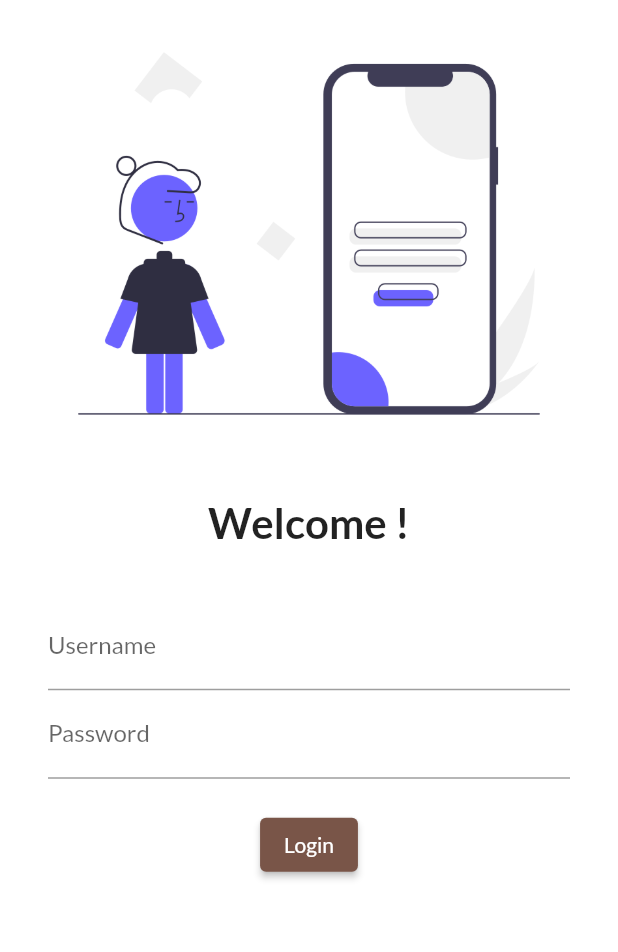
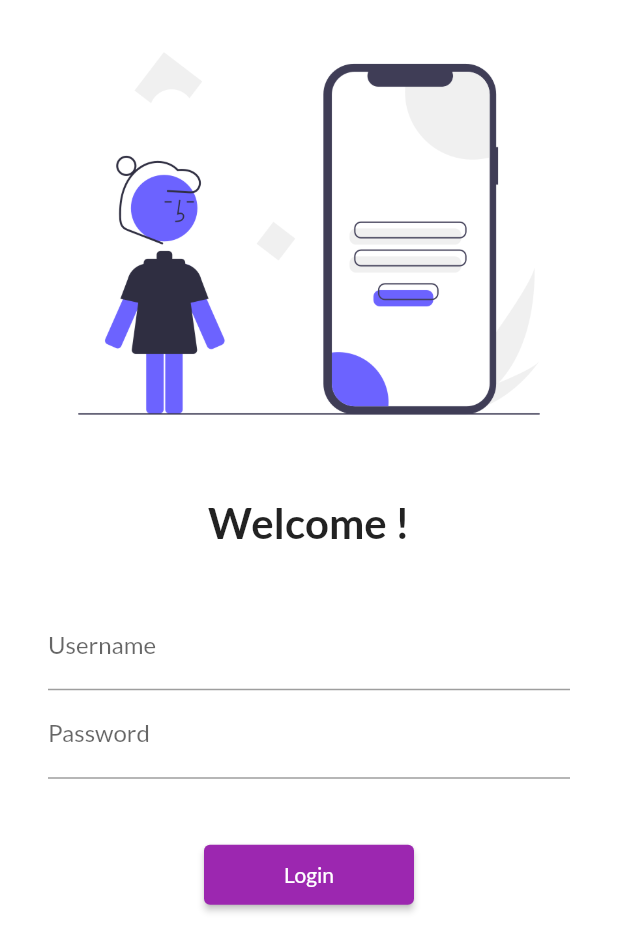
Before and after one commit to Ashutosh-Rana/Flutter, a Flutter app: the screen it shows after launch, on a phone screen of 412 x 824 dp. Shown: the top 952 px of the screen. Run offline on Flutter 3.47's test engine with Material 2 defaults, Android fonts, the phone set to English and light mode, and no system bars; our stand-ins replace google_fonts.

Commit message:
day 5 completed

```diff
--- a/lib/main.dart
+++ b/lib/main.dart
@@ -1,5 +1,6 @@
 import 'package:first_app/pages/home_page.dart';
 import 'package:first_app/pages/login_page.dart';
+import 'package:first_app/utils/routes.dart';
 import 'package:flutter/material.dart';
 import 'package:google_fonts/google_fonts.dart';
 
@@ -16,7 +17,7 @@ class MyApp extends StatelessWidget {
       // home: HomePage(),
       themeMode: ThemeMode.light,
       theme:ThemeData(
-        primarySwatch: Colors.brown,
+        primarySwatch: Colors.purple,
         fontFamily: GoogleFonts.lato().fontFamily,
       ),
       darkTheme: ThemeData(
@@ -25,8 +26,8 @@ class MyApp extends StatelessWidget {
       // initialRoute: "/login",
       routes: {
         "/":(context)=>LoginPage(),
-        "/home":(context)=>HomePage(),
-        "/login":(context)=>LoginPage(),
+        MyRoutes.homeRoute:(context)=>HomePage(),
+        MyRoutes.loginRoute:(context)=>LoginPage(),
       },
     );
   }
--- a/lib/pages/login_page.dart
+++ b/lib/pages/login_page.dart
@@ -1,3 +1,4 @@
+import 'package:first_app/utils/routes.dart';
 import 'package:flutter/material.dart';
 
 class LoginPage extends StatelessWidget {
@@ -5,9 +6,13 @@ class LoginPage extends StatelessWidget {
   Widget build(BuildContext context) {
     return Material(
       color: Colors.white,
+      child: SingleChildScrollView(
         child: Column(
           children: [
-          Image.asset("assets/images/login_image.png", fit: BoxFit.cover),
+            Image.asset(
+              "assets/images/login_image.png",
+              fit: BoxFit.cover,
+            ),
             const SizedBox(
               height: 20,
             ),
@@ -38,20 +43,21 @@ class LoginPage extends StatelessWidget {
                     ),
                   ),
                   const SizedBox(
-                  height: 20,
+                    height: 40,
                   ),
                   ElevatedButton(
                     onPressed: () {
-                      print("HI ashu !");
+                      Navigator.pushNamed(context, MyRoutes.homeRoute);
                     },
-                    child:const Text("Login"),
-                      style: TextButton.styleFrom(),
+                    child: const Text("Login"),
+                    style: TextButton.styleFrom(minimumSize: Size(140, 40)),
                   )
                 ],
               ),
             )
           ],
         ),
+      ),
     );
   }
 }
--- /dev/null
+++ b/lib/utils/routes.dart
@@ -0,0 +1,4 @@
+class MyRoutes {
+  static String loginRoute = "/login";
+  static String homeRoute = "/home";
+}
```
Lines whose indentation alone changed are shown as unchanged.
